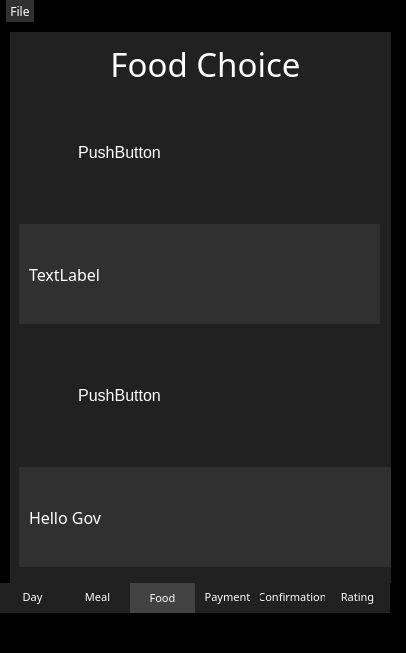
Old version of the form Gwinner/mainwindow.ui in the repository SPUKeenan/GwinnerEats.
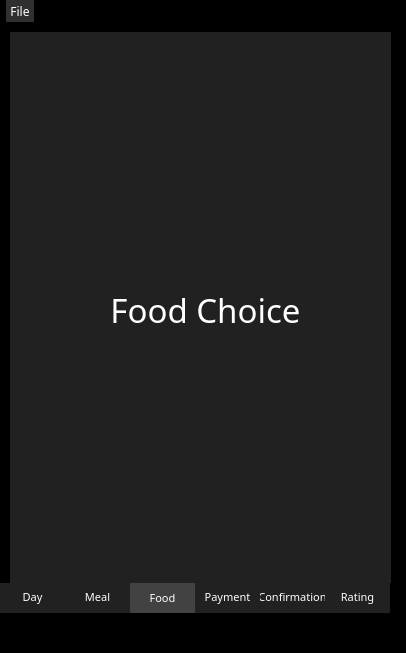
New version of the form. The open tabs and pages were chosen to show the change. Icons and pictures are not drawn.

Commit message: working breakfast button

Diff of the .ui file:
```diff
--- a/Gwinner/mainwindow.ui
+++ b/Gwinner/mainwindow.ui
@@ -633,7 +633,7 @@
          <x>0</x>
          <y>0</y>
          <width>391</width>
-         <height>1030</height>
+         <height>551</height>
         </rect>
        </property>
        <layout class="QVBoxLayout" name="verticalLayout">
@@ -659,284 +659,6 @@
           </property>
          </widget>
         </item>
-        <item>
-         <widget class="QPushButton" name="FoodImage1">
-          <property name="minimumSize">
-           <size>
-            <width>201</width>
-            <height>131</height>
-           </size>
-          </property>
-          <property name="maximumSize">
-           <size>
-            <width>201</width>
-            <height>131</height>
-           </size>
-          </property>
-          <property name="font">
-           <font>
-            <pointsize>12</pointsize>
-           </font>
-          </property>
-          <property name="text">
-           <string>PushButton</string>
-          </property>
-         </widget>
-        </item>
-        <item>
-         <widget class="QGroupBox" name="groupBox_3">
-          <property name="minimumSize">
-           <size>
-            <width>361</width>
-            <height>100</height>
-           </size>
-          </property>
-          <property name="maximumSize">
-           <size>
-            <width>361</width>
-            <height>100</height>
-           </size>
-          </property>
-          <property name="styleSheet">
-           <string notr="true">background-color: rgb(48, 48, 48);
-border:0;</string>
-          </property>
-          <property name="title">
-           <string/>
-          </property>
-          <widget class="QLabel" name="FoodLabel1">
-           <property name="geometry">
-            <rect>
-             <x>10</x>
-             <y>10</y>
-             <width>211</width>
-             <height>81</height>
-            </rect>
-           </property>
-           <property name="font">
-            <font>
-             <family>Nirmala UI Semilight</family>
-             <pointsize>12</pointsize>
-            </font>
-           </property>
-           <property name="text">
-            <string>TextLabel</string>
-           </property>
-          </widget>
-         </widget>
-        </item>
-        <item>
-         <widget class="QPushButton" name="FoodImage2">
-          <property name="minimumSize">
-           <size>
-            <width>201</width>
-            <height>131</height>
-           </size>
-          </property>
-          <property name="maximumSize">
-           <size>
-            <width>201</width>
-            <height>131</height>
-           </size>
-          </property>
-          <property name="font">
-           <font>
-            <pointsize>12</pointsize>
-           </font>
-          </property>
-          <property name="text">
-           <string>PushButton</string>
-          </property>
-         </widget>
-        </item>
-        <item>
-         <widget class="QGroupBox" name="groupBox_4">
-          <property name="minimumSize">
-           <size>
-            <width>161</width>
-            <height>100</height>
-           </size>
-          </property>
-          <property name="maximumSize">
-           <size>
-            <width>1000</width>
-            <height>1000</height>
-           </size>
-          </property>
-          <property name="styleSheet">
-           <string notr="true">border:0;
-background-color: rgb(48, 48, 48);</string>
-          </property>
-          <property name="title">
-           <string/>
-          </property>
-          <widget class="QLabel" name="FoodLabel2">
-           <property name="geometry">
-            <rect>
-             <x>10</x>
-             <y>10</y>
-             <width>211</width>
-             <height>81</height>
-            </rect>
-           </property>
-           <property name="minimumSize">
-            <size>
-             <width>211</width>
-             <height>81</height>
-            </size>
-           </property>
-           <property name="maximumSize">
-            <size>
-             <width>211</width>
-             <height>81</height>
-            </size>
-           </property>
-           <property name="font">
-            <font>
-             <family>Nirmala UI Semilight</family>
-             <pointsize>12</pointsize>
-            </font>
-           </property>
-           <property name="text">
-            <string>Hello Gov</string>
-           </property>
-          </widget>
-         </widget>
-        </item>
-        <item>
-         <widget class="QPushButton" name="FoodImage3">
-          <property name="minimumSize">
-           <size>
-            <width>201</width>
-            <height>131</height>
-           </size>
-          </property>
-          <property name="maximumSize">
-           <size>
-            <width>201</width>
-            <height>131</height>
-           </size>
-          </property>
-          <property name="text">
-           <string>PushButton</string>
-          </property>
-         </widget>
-        </item>
-        <item>
-         <widget class="QGroupBox" name="groupBox_5">
-          <property name="minimumSize">
-           <size>
-            <width>361</width>
-            <height>100</height>
-           </size>
-          </property>
-          <property name="maximumSize">
-           <size>
-            <width>361</width>
-            <height>100</height>
-           </size>
-          </property>
-          <property name="styleSheet">
-           <string notr="true">border:0;
-background-color: rgb(48, 48, 48);</string>
-          </property>
-          <property name="title">
-           <string/>
-          </property>
-          <widget class="QLabel" name="FoodLabel3">
-           <property name="geometry">
-            <rect>
-             <x>10</x>
-             <y>10</y>
-             <width>211</width>
-             <height>81</height>
-            </rect>
-           </property>
-           <property name="font">
-            <font>
-             <family>Nirmala UI Semilight</family>
-             <pointsize>12</pointsize>
-            </font>
-           </property>
-           <property name="text">
-            <string>TextLabel</string>
-           </property>
-          </widget>
-         </widget>
-        </item>
-        <item>
-         <widget class="QPushButton" name="FoodImage4">
-          <property name="minimumSize">
-           <size>
-            <width>201</width>
-            <height>131</height>
-           </size>
-          </property>
-          <property name="maximumSize">
-           <size>
-            <width>201</width>
-            <height>131</height>
-           </size>
-          </property>
-          <property name="text">
-           <string>PushButton</string>
-          </property>
-         </widget>
-        </item>
-        <item>
-         <widget class="QGroupBox" name="groupBox_6">
-          <property name="minimumSize">
-           <size>
-            <width>361</width>
-            <height>100</height>
-           </size>
-          </property>
-          <property name="maximumSize">
-           <size>
-            <width>361</width>
-            <height>100</height>
-           </size>
-          </property>
-          <property name="styleSheet">
-           <string notr="true">border:0;
-background-color: rgb(48, 48, 48);</string>
-          </property>
-          <property name="title">
-           <string/>
-          </property>
-          <widget class="QLabel" name="FoodLabel4">
-           <property name="geometry">
-            <rect>
-             <x>10</x>
-             <y>10</y>
-             <width>211</width>
-             <height>81</height>
-            </rect>
-           </property>
-           <property name="minimumSize">
-            <size>
-             <width>211</width>
-             <height>81</height>
-            </size>
-           </property>
-           <property name="maximumSize">
-            <size>
-             <width>211</width>
-             <height>16777215</height>
-            </size>
-           </property>
-           <property name="font">
-            <font>
-             <family>Nirmala UI Semilight</family>
-             <pointsize>12</pointsize>
-            </font>
-           </property>
-           <property name="text">
-            <string>TextLabel</string>
-           </property>
-          </widget>
-         </widget>
-        </item>
        </layout>
       </widget>
      </widget>
```
Left out of the diff: 8 changed lines with no effect on the pictures. The commit also changes 51 other files.
